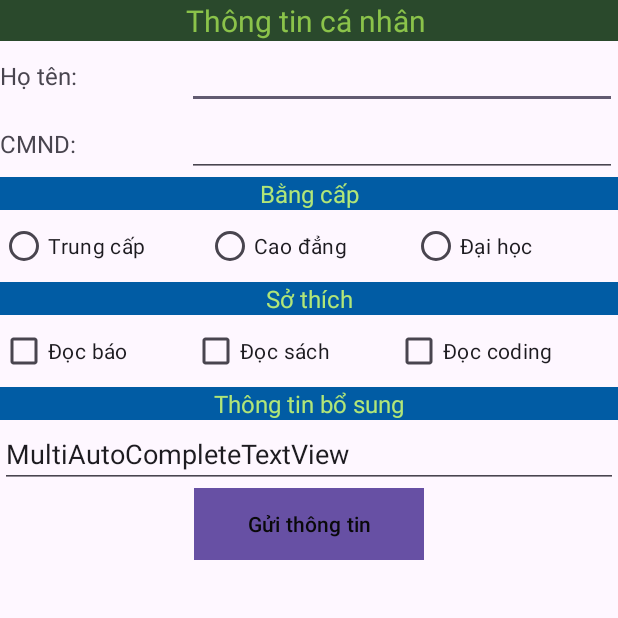
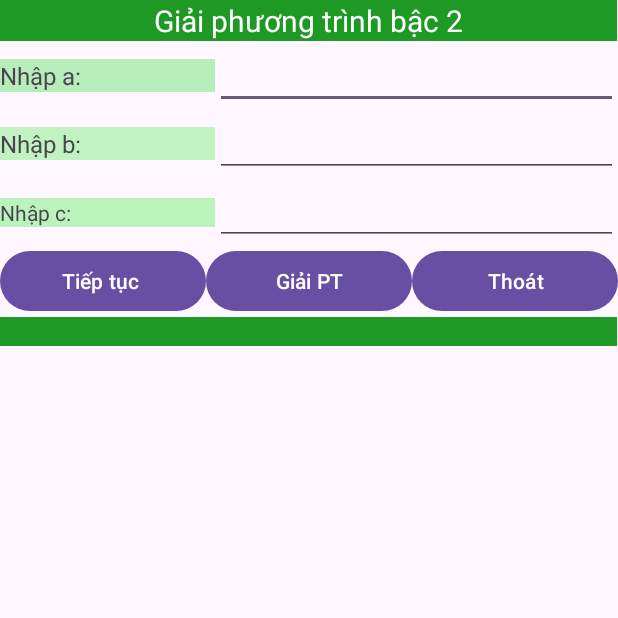
Before and after one commit to hoanghihung/CSE441_PRACTICE, an Android app: the screen it shows after launch (MathActivity), on a phone screen of 412 x 824 dp, the top half of it. Run offline under Robolectric (Android 15) with nearby library versions, the phone set to English and light mode, and no system bars.

Commit message:
fix layout2 and activity2

```diff
--- a/Ex05/app/src/main/java/com/example/ex05/MathActivity.java
+++ b/Ex05/app/src/main/java/com/example/ex05/MathActivity.java
@@ -1,109 +1,97 @@
 package com.example.ex05;
 
 import android.os.Bundle;
-
-import androidx.appcompat.app.AppCompatActivity;
-
-
-import android.content.DialogInterface;
-import android.os.Bundle;
 import android.view.View;
 import android.widget.Button;
-import android.widget.CheckBox;
 import android.widget.EditText;
-import android.widget.RadioButton;
-import android.widget.RadioGroup;
-import android.widget.Toast;
+import android.widget.TextView;
 
-import androidx.appcompat.app.AlertDialog;
+import androidx.activity.EdgeToEdge;
 import androidx.appcompat.app.AppCompatActivity;
+import androidx.core.graphics.Insets;
+import androidx.core.view.ViewCompat;
+import androidx.core.view.WindowInsetsCompat;
+
+import com.example.ex05.R;
+
+import java.text.DecimalFormat;
 
 public class MathActivity extends AppCompatActivity {
-    EditText edtten, edtcmnd, edtbosung;
-    CheckBox chkdocbao, chkcode, chkdocsach;
-    Button btnsend;
-    RadioGroup group;
+    Button btnTieptuc, btnGiai, btnThoat;
+    EditText edita, editb, editc;
+    TextView txtkq;
 
     @Override
     protected void onCreate(Bundle savedInstanceState) {
         super.onCreate(savedInstanceState);
+        EdgeToEdge.enable(this);
         setContentView(R.layout.activity_phuong_trinh_bac_2);
 
-        // Ánh xạ các view từ layout
-        edtten = findViewById(R.id.edtten);
-        edtcmnd = findViewById(R.id.edtcmnd);
-        edtbosung = findViewById(R.id.edtbosung);
-        chkdocbao = findViewById(R.id.chkdocbao);
-        chkcode = findViewById(R.id.chkcode);
-        chkdocsach = findViewById(R.id.chkdocsach);
-        btnsend = findViewById(R.id.btnsend);
-        group = findViewById(R.id.group);
+        ViewCompat.setOnApplyWindowInsetsListener(findViewById(R.id.main), (v, insets) -> {
+            Insets systemBars = insets.getInsets(WindowInsetsCompat.Type.systemBars());
+            v.setPadding(systemBars.left, systemBars.top, systemBars.right, systemBars.bottom);
 
-        // Xử lý sự kiện khi nhấn nút "Gửi"
-        btnsend.setOnClickListener(new View.OnClickListener() {
+            btnTieptuc = findViewById(R.id.btntieptuc);
+            btnGiai = findViewById(R.id.btngiaipt);
+            btnThoat = findViewById(R.id.btnthoat);
+            edita = findViewById(R.id.edita);
+            editb = findViewById(R.id.editb);
+            editc = findViewById(R.id.editc);
+            txtkq = findViewById(R.id.txtkq);
+
+            btnGiai.setOnClickListener(new View.OnClickListener() {
                 @Override
                 public void onClick(View view) {
-                doShowInformation();
+                    String sa = edita.getText() + "";
+                    String sb = editb.getText() + "";
+                    String sc = editc.getText() + "";
+                    int a = Integer.parseInt(sa);
+                    int b = Integer.parseInt(sb);
+                    int c = Integer.parseInt(sc);
+                    String kq = "";
+                    DecimalFormat dcf = new DecimalFormat("0.00");
+                    if (a == 0) {
+                        if (b == 0) {
+                            if (c == 0)
+                                kq = "PT vô số nghiệm";
+                            else
+                                kq = "PT vô nghiệm";
+                        } else {
+                            kq = "Pt có 1 No, x=" + dcf.format(-c / b);
+                        }
+                    } else {
+                        double delta = b * b - 4 * a * c;
+                        if (delta < 0) {
+                            kq = "PT vô nghiệm";
+                        } else if (delta == 0) {
+                            kq = "Pt có No kép x1=x2=" + dcf.format(-b / (2 * a));
+                        } else {
+                            kq = "Pt có 2 No: x1=" + dcf.format((-b + Math.sqrt(delta)) / (2 * a)) + "; x2=" + dcf.format((-
+                                    b - Math.sqrt(delta)) / (2 * a));
+                        }
+                    }
+                    txtkq.setText(kq);
                 }
             });
-    }
 
-    public void doShowInformation() {
-        // Kiểm tra tên hợp lệ
-        String ten = edtten.getText().toString().trim();
-        if (ten.length() < 3) {
-            edtten.requestFocus();
-            edtten.selectAll();
-            Toast.makeText(this, "Tên phải >= 3 ký tự", Toast.LENGTH_LONG).show();
-            return;
-        }
-
-        // Kiểm tra CMND hợp lệ
-        String cmnd = edtcmnd.getText().toString().trim();
-        if (cmnd.length() != 9) {
-            edtcmnd.requestFocus();
-            edtcmnd.selectAll();
-            Toast.makeText(this, "CMND phải đúng 9 ký tự", Toast.LENGTH_LONG).show();
-            return;
-        }
-
-        // Kiểm tra bằng cấp
-        String bang = "";
-        int id = group.getCheckedRadioButtonId();
-        if (id == -1) {
-            Toast.makeText(this, "Phải chọn bằng cấp", Toast.LENGTH_LONG).show();
-            return;
-        }
-        RadioButton rad = findViewById(id);
-        bang = rad.getText().toString();
-
-        // Kiểm tra sở thích
-        String sothich = "";
-        if (chkdocbao.isChecked()) sothich += chkdocbao.getText() + "\n";
-        if (chkdocsach.isChecked()) sothich += chkdocsach.getText() + "\n";
-        if (chkcode.isChecked()) sothich += chkcode.getText() + "\n";
-
-        String bosung = edtbosung.getText().toString();
-
-        // Tạo nội dung thông báo
-        String msg = "Tên: " + ten + "\n";
-        msg += "CMND: " + cmnd + "\n";
-        msg += "Bằng cấp: " + bang + "\n";
-        msg += "Sở thích:\n" + sothich;
-        msg += "—————————–\n";
-        msg += "Thông tin bổ sung:\n" + bosung + "\n";
-        msg += "—————————–";
-
-        // Tạo và hiển thị AlertDialog
-        AlertDialog.Builder mydialog = new AlertDialog.Builder(MathActivity.this);
-        mydialog.setTitle("THÔNG TIN CÁ NHÂN");
-        mydialog.setMessage(msg);
-        mydialog.setPositiveButton("ĐÓNG", new DialogInterface.OnClickListener() {
+            btnTieptuc.setOnClickListener(new View.OnClickListener() {
                 @Override
-            public void onClick(DialogInterface dialogInterface, int i) {
-                dialogInterface.cancel();
+                public void onClick(View v) {
+                    edita.setText("");
+                    editb.setText("");
+                    editc.setText("");
+                    edita.requestFocus();
                 }
             });
-        mydialog.create().show();
+
+            btnThoat.setOnClickListener(new View.OnClickListener() {
+                @Override
+                public void onClick(View v) {
+                    finish();
+                }
+            });
+
+            return insets;
+        });
     }
 }
--- a/Ex05/app/src/main/res/layout/activity_phuong_trinh_bac_2.xml
+++ b/Ex05/app/src/main/res/layout/activity_phuong_trinh_bac_2.xml
@@ -1,28 +1,25 @@
-<LinearLayout xmlns:android="http://schemas.android.com/apk/res/android" xmlns:app="http://schemas.android.com/apk/res-auto" xmlns:tools="http://schemas.android.com/tools" android:id="@+id/main" android:layout_width="match_parent" android:layout_height="match_parent" android:orientation="vertical" tools:context=".MainActivity">
-    <TextView android:id="@+id/textView" android:layout_width="match_parent" android:layout_height="wrap_content" android:background="#2A492C" android:text="Thông tin cá nhân " android:textAlignment="center" android:textColor="#8BC34A" android:textSize="20sp"/>
-    <TableLayout android:layout_width="match_parent" android:layout_height="wrap_content" android:stretchColumns="*">
-        <TableRow android:layout_width="match_parent" android:layout_height="match_parent">
-            <TextView android:id="@+id/textView2" android:layout_width="wrap_content" android:layout_height="wrap_content" android:text="Họ tên:" android:textSize="16sp"/>
-            <EditText android:id="@+id/edtten" android:layout_width="wrap_content" android:layout_height="wrap_content" android:ems="10" android:inputType="text" android:text=" "/>
-        </TableRow>
-        <TableRow android:layout_width="match_parent" android:layout_height="match_parent">
-            <TextView android:id="@+id/textView3" android:layout_width="wrap_content" android:layout_height="wrap_content" android:text="CMND:" android:textSize="16sp"/>
-            <EditText android:id="@+id/edtcmnd" android:layout_width="wrap_content" android:layout_height="wrap_content" android:ems="10" android:inputType="text" android:text=" "/>
-        </TableRow>
-    </TableLayout>
-    <TextView android:id="@+id/textView4" android:layout_width="match_parent" android:layout_height="wrap_content" android:background="#47AD4B" android:backgroundTint="#015CA4" android:text="Bằng cấp" android:textAlignment="center" android:textColor="#B1E678" android:textSize="16sp"/>
-    <RadioGroup android:id="@+id/group" android:layout_width="match_parent" android:layout_height="wrap_content" android:orientation="horizontal">
-        <RadioButton android:id="@+id/radioButton" android:layout_width="0dp" android:layout_height="wrap_content" android:layout_weight="1" android:text="Trung cấp"/>
-        <RadioButton android:id="@+id/radioButton4" android:layout_width="0dp" android:layout_height="wrap_content" android:layout_weight="1" android:text="Cao đẳng"/>
-        <RadioButton android:id="@+id/radioButton5" android:layout_width="0dp" android:layout_height="wrap_content" android:layout_weight="1" android:text="Đại học"/>
-    </RadioGroup>
-    <TextView android:id="@+id/textView5" android:layout_width="match_parent" android:layout_height="wrap_content" android:background="#47AD4B" android:backgroundTint="#015CA4" android:text="Sở thích" android:textAlignment="center" android:textColor="#B1E678" android:textSize="16sp"/>
-    <LinearLayout android:layout_width="match_parent" android:layout_height="wrap_content" android:orientation="horizontal">
-        <CheckBox android:id="@+id/chkdocbao" android:layout_width="wrap_content" android:layout_height="wrap_content" android:layout_weight="1" android:text="Đọc báo"/>
-        <CheckBox android:id="@+id/chkdocsach" android:layout_width="wrap_content" android:layout_height="wrap_content" android:layout_weight="1" android:text="Đọc sách"/>
-        <CheckBox android:id="@+id/chkcode" android:layout_width="wrap_content" android:layout_height="wrap_content" android:layout_weight="1" android:text="Đọc coding"/>
-    </LinearLayout>
-    <TextView android:id="@+id/textView6" android:layout_width="match_parent" android:layout_height="wrap_content" android:background="#47AD4B" android:backgroundTint="#015CA4" android:text="Thông tin bổ sung" android:textAlignment="center" android:textColor="#B1E678" android:textSize="16sp"/>
-    <MultiAutoCompleteTextView android:id="@+id/edtbosung" android:layout_width="match_parent" android:layout_height="wrap_content" android:text="MultiAutoCompleteTextView"/>
-    <Button android:id="@+id/btnsend" android:layout_width="153dp" android:layout_height="wrap_content" android:layout_gravity="center" android:background="#8E8686" android:backgroundTint="#B8B1B1" android:text="Gửi thông tin" android:textColor="#090909"/>
-</LinearLayout>
+<TableLayout xmlns:android="http://schemas.android.com/apk/res/android" xmlns:app="http://schemas.android.com/apk/res-auto" xmlns:tools="http://schemas.android.com/tools" android:id="@+id/main" android:layout_width="match_parent" android:layout_height="match_parent" android:stretchColumns="*" tools:context=".MainActivity">
+    <TableRow android:layout_width="match_parent" android:layout_height="match_parent">
+        <TextView android:id="@+id/textView" android:layout_width="wrap_content" android:layout_height="wrap_content" android:layout_span="4" android:background="#81C784" android:backgroundTint="#1E9924" android:gravity="center" android:text="Giải phương trình bậc 2" android:textColor="#FFFFFF" android:textSize="20sp"/>
+    </TableRow>
+    <TableRow android:layout_width="match_parent" android:layout_height="match_parent">
+        <TextView android:id="@+id/textView2" android:layout_width="wrap_content" android:layout_height="wrap_content" android:layout_column="0" android:background="#9BD79D" android:backgroundTint="#B7EDBB" android:text="Nhập a:" android:textSize="16sp"/>
+        <EditText android:id="@+id/edita" android:layout_width="0dp" android:layout_height="wrap_content" android:layout_span="1" android:layout_weight="2" android:ems="10" android:inputType="number"/>
+    </TableRow>
+    <TableRow android:layout_width="match_parent" android:layout_height="match_parent">
+        <TextView android:id="@+id/textView3" android:layout_width="wrap_content" android:layout_height="wrap_content" android:background="#9BD79D" android:backgroundTint="#C1F2C2" android:text="Nhập b:" android:textSize="16sp"/>
+        <EditText android:id="@+id/editb" android:layout_width="wrap_content" android:layout_height="wrap_content" android:layout_span="3" android:layout_weight="2" android:ems="10" android:inputType="number"/>
+    </TableRow>
+    <TableRow android:layout_width="match_parent" android:layout_height="match_parent">
+        <TextView android:id="@+id/textView4" android:layout_width="wrap_content" android:layout_height="wrap_content" android:background="#9BD79D" android:backgroundTint="#BAF4BC" android:text="Nhập c:"/>
+        <EditText android:id="@+id/editc" android:layout_width="0dp" android:layout_height="wrap_content" android:layout_span="1" android:layout_weight="2" android:ems="10" android:inputType="number"/>
+    </TableRow>
+    <TableRow android:layout_width="match_parent" android:layout_height="match_parent">
+        <Button android:id="@+id/btntieptuc" android:layout_width="0dp" android:layout_height="wrap_content" android:layout_weight="1" android:text="Tiếp tục "/>
+        <Button android:id="@+id/btngiaipt" android:layout_width="0dp" android:layout_height="wrap_content" android:layout_weight="1" android:text="Giải PT"/>
+        <Button android:id="@+id/btnthoat" android:layout_width="0dp" android:layout_height="wrap_content" android:layout_weight="1" android:text="Thoát"/>
+    </TableRow>
+    <TableRow android:layout_width="match_parent" android:layout_height="match_parent">
+        <TextView android:id="@+id/txtkq" android:layout_width="wrap_content" android:layout_height="wrap_content" android:layout_span="4" android:background="#81C784" android:backgroundTint="#1E9924" android:text=" "/>
+    </TableRow>
+</TableLayout>
```
Lines whose indentation alone changed are shown as unchanged.
